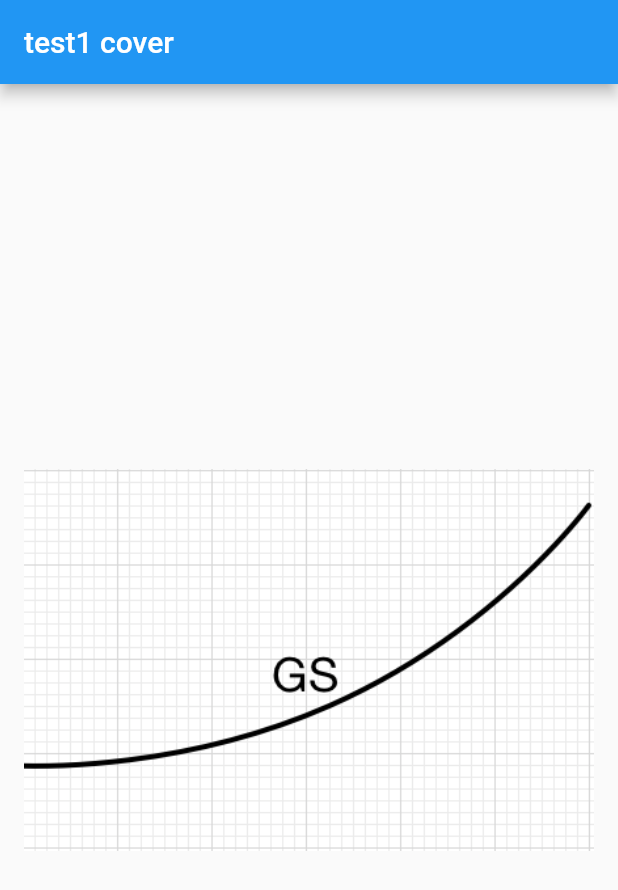
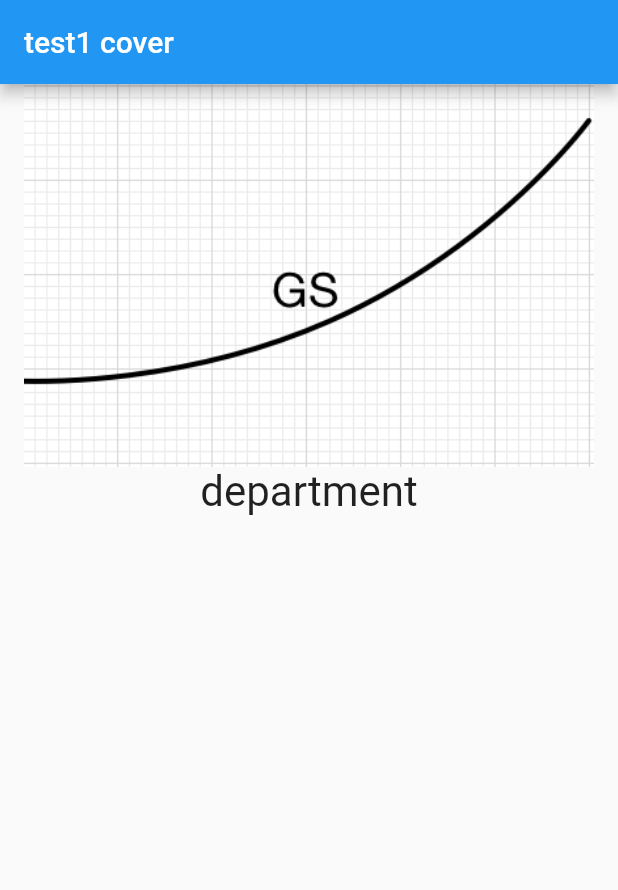
Before and after one commit to jonahwu/fluttergs, a Flutter app: the screen it shows after launch, on a phone screen of 412 x 824 dp. Shown: the top 890 px of the screen. Run offline on Flutter 3.47's test engine with Material 2 defaults, Android fonts, the phone set to English and light mode, and no system bars.

Commit message:
refactor to different files

```diff
--- /dev/null
+++ b/app_depmgmt/lib/gslib/imagecell.dart
@@ -0,0 +1,49 @@
+import 'package:flutter/material.dart';
+import '../main.dart';
+
+class ImageCell extends StatelessWidget {
+  final String fm;
+  ImageCell(this.fm);
+  @override
+  Widget build(BuildContext context) {
+    // where Column describe the group of a Image and Text NOT a loop
+    return Column(
+        crossAxisAlignment: CrossAxisAlignment.center,
+        children: <Widget>[
+          new FlatButton(
+            child: new Image.asset('assets/jj.png'),
+            onPressed: () {
+              Navigator.push(
+                  context,
+                  new MaterialPageRoute(
+                      fullscreenDialog: false,
+                      builder: (context) => DepAppState()));
+            },
+          ),
+          Text(fm, textScaleFactor: 2)
+        ]);
+  }
+}
+
+class ImageCellOld extends StatelessWidget {
+  //final List<String> fm;
+  //ImageCell(this.fm);
+  @override
+  Widget build(BuildContext context) {
+    // TODO: implement build
+    return new Column(
+      crossAxisAlignment: CrossAxisAlignment.center,
+      children: <Widget>[
+        new FlatButton(
+          child: new Image.asset('assets/jj.png'),
+        ),
+        new FlatButton(
+          child: new Image.asset('assets/jj.png'),
+        ),
+        new FlatButton(
+          child: new Image.asset('assets/jj.png'),
+        )
+      ],
+    );
+  }
+}
--- a/app_depmgmt/lib/main.dart
+++ b/app_depmgmt/lib/main.dart
@@ -1,13 +1,15 @@
 import 'package:flutter/material.dart';
 import './gslib/gstool.dart';
 import './gslib/textcell.dart';
+import './gslib/imagecell.dart';
+
 import 'dart:io';
 import './gslib/infoscreen.dart';
 
 void main() => runApp(DepApp());
 
 class DepApp extends StatelessWidget {
-  bool runCover = false;
+  bool runCover = true;
   // This widget is the root of your application.
   @override
   Widget build(BuildContext context) {
@@ -26,15 +28,40 @@ class DepApp extends StatelessWidget {
         primarySwatch: Colors.blue,
       ),
       // home: DepAppState(),
-      home: runCover ? DepAppState() : CoverPage(),
+      home: runCover ? CoverPageColumn() : DepAppState(),
     );
+  }
+}
+
+// Login Page is for multiple placees
+// if just one selection, by pass the CoverPageColumn
+// loading name and id
+class CoverPageColumn extends StatelessWidget {
+  final imageUrl = "graphics/junmein.jpg";
+  // "https://drive.google.com/file/d/1rmcbdJZexCvt2NOeBBAnolvD-WmAtgUI/view?usp=sharing";
+
+  @override
+  Widget build(BuildContext context) {
+    // final List<String> facMgmt = ["department", "hometown", "school"];
+    final List<String> facMgmt = ["department"];
+
+    return Scaffold(
+        appBar: AppBar(
+          title: Text("test1 cover"),
+        ),
+        body: ListView.builder(
+          itemCount: facMgmt.length,
+          itemBuilder: (context, index) {
+            return ImageCell(facMgmt[index]);
+          },
+        ));
   }
 }
 
 // Login Page is for multiple placees
 class CoverPage extends StatelessWidget {
   final imageUrl = "graphics/junmein.jpg";
-     // "https://drive.google.com/file/d/1rmcbdJZexCvt2NOeBBAnolvD-WmAtgUI/view?usp=sharing";
+  // "https://drive.google.com/file/d/1rmcbdJZexCvt2NOeBBAnolvD-WmAtgUI/view?usp=sharing";
 
   @override
   Widget build(BuildContext context) {
@@ -44,9 +71,6 @@ class CoverPage extends StatelessWidget {
       ),
       body: Center(
         child: new FlatButton(
-          //child: Image.network(imageUrl),
-          //child: Image.file(File("assets/graphics/junmein.jpg")),
-          //child: Ink.image(image: AssetImage('graphics/junmein.jpg')),
           child: new Image.asset('assets/jj.png'),
           //child: Text("LOGIN"),
           onPressed: () {
@@ -77,12 +101,15 @@ class DepAppState extends StatefulWidget {
 }
 
 class _HomeDepAppState extends State<DepAppState> {
-  List<String> depMessage = ['message1', 'message2'];
+  List<String> depMessage = ['Welcome To GS Management','message1', 'message2'];
   bool _loading = true;
 
   void _FetchData() async {
     print('into local fetch data');
-    depMessage.add("adding one from FetchData");
+    //depMessage.add("adding one from FetchData");
+    // add will adding to the final of list
+    // using insert can put the data to first element, people can read it at first cell
+    depMessage.insert(0, 'test');
     // sleep(const Duration(seconds: 3));
   }
 
```
